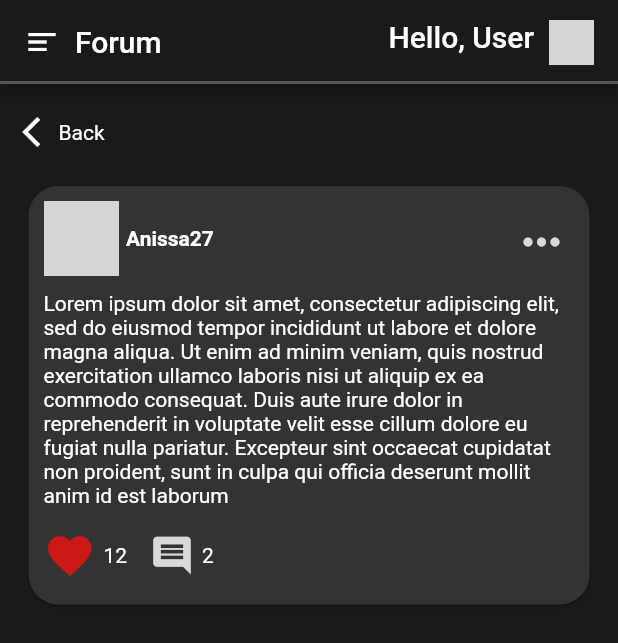
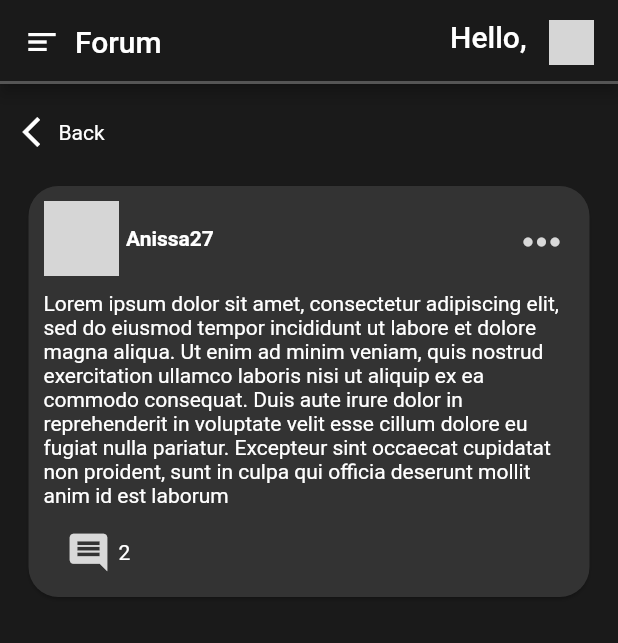
Before and after one commit to mughidaf/Gative-Mobile-App, a Flutter app: the forum screen opened by its route, on a phone screen of 412 x 824 dp. Shown: the top 643 px of the screen. Run offline on Flutter 3.47's test engine with Material 2 defaults, Android fonts, the phone set to English and light mode, and no system bars; our stand-ins replace carousel_slider, shared_preferences; accounts and stored records are empty; network calls fail; Roboto replaces fonts that are missing (Montserrat); grey boxes are pictures that could not be loaded.

Commit message:
Ngedit forum dikit

```diff
--- a/lib/Home/pages/forum.dart
+++ b/lib/Home/pages/forum.dart
@@ -1,5 +1,6 @@
 import 'package:flutter/material.dart';
 import 'package:gative_mobile_ver/Home/pages/incomment.dart';
+import 'package:gative_mobile_ver/Models/LoggedinUser.dart';
 
 class forum extends StatefulWidget {
   const forum({super.key, required this.title});
@@ -20,6 +21,8 @@ class forum extends StatefulWidget {
 }
 
 class _forum extends State<forum> {
+  String username = LoggedinUser.username;
+
   @override
   Widget build(BuildContext context) {
     return Scaffold(
@@ -46,8 +49,8 @@ class _forum extends State<forum> {
               ],
             ),
             Wrap(
-              children: const [
-                Text("Hello, User"),
+              children: [
+                Text(('Hello, $username')),
                 SizedBox(
                   width: 10,
                 ),
@@ -174,20 +177,20 @@ class _forum extends State<forum> {
                             },
                             child: Wrap(
                               crossAxisAlignment: WrapCrossAlignment.center,
-                              children: const [
-                                Icon(
-                                  Icons.favorite,
-                                  color: Color(0xffCD1818),
-                                  size: 35,
-                                ),
-                                SizedBox(
-                                  width: 5,
-                                ),
-                                Text(
-                                  "12",
-                                  style: TextStyle(color: Colors.white),
-                                ),
-                              ],
+                              // children: [
+                              //   Icon(
+                              //     Icons.favorite,
+                              //     color: Color(0xffCD1818),
+                              //     size: 35,
+                              //   ),
+                              //   SizedBox(
+                              //     width: 5,
+                              //   ),
+                              //   Text(
+                              //     "12",
+                              //     style: TextStyle(color: Colors.white),
+                              //   ),
+                              // ],
                             ),
                           ),
                           const SizedBox(
```
